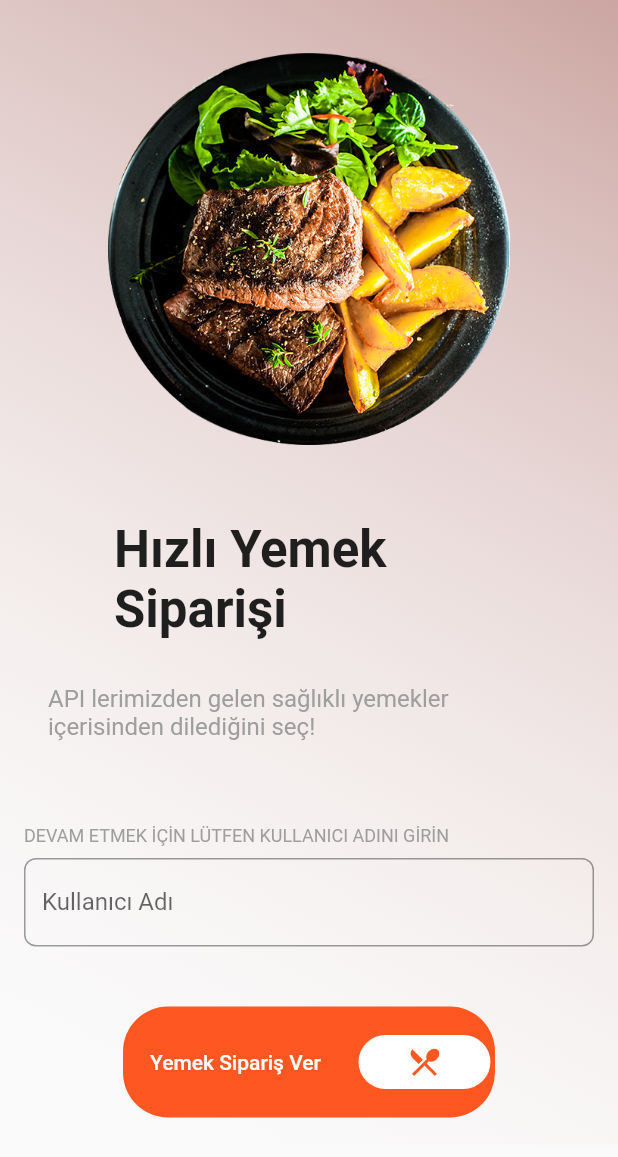
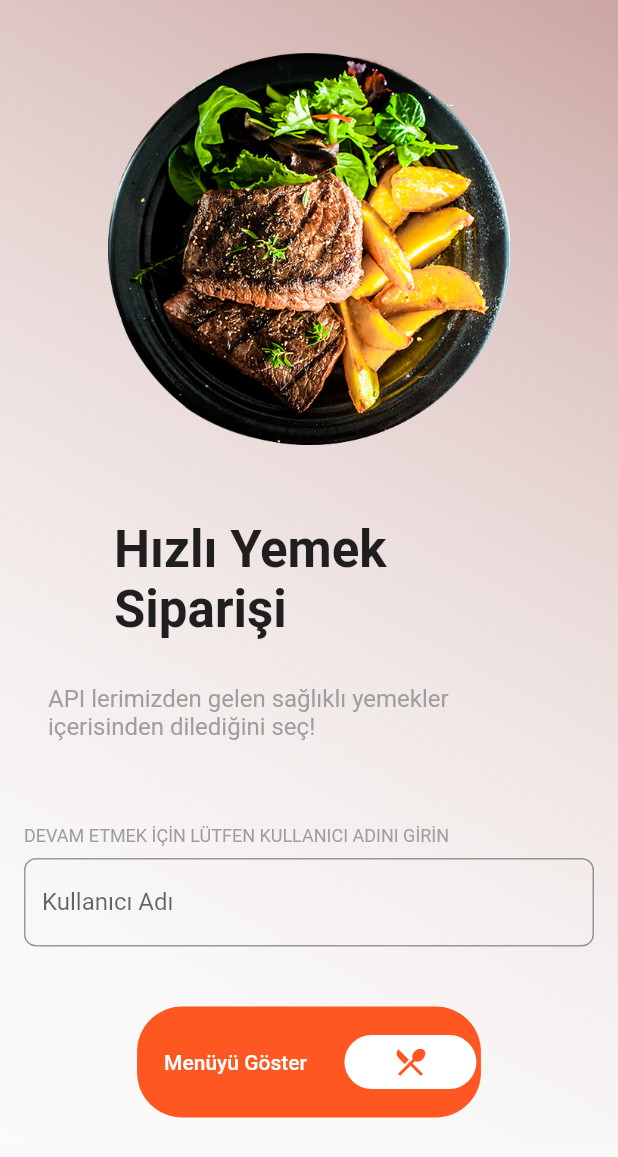
Before and after one commit to yavuzfk/flutter_food_order_app, a Flutter app: the screen it shows after launch, on a phone screen of 412 x 824 dp. Shown: the top 1157 px of the screen. Run offline on Flutter 3.47's test engine with Material 2 defaults, Android fonts, the phone set to English and light mode, and no system bars; our stand-ins replace dio, flutter_bloc.

Commit message:
model classes revised accoring to json serialization

```diff
--- a/lib/cubit/sepet_cubit.dart
+++ b/lib/cubit/sepet_cubit.dart
@@ -1,9 +1,9 @@
 import 'package:flutter_bloc/flutter_bloc.dart';
-import 'package:flutter_order_food_app/entitiy/sepet_model.dart';
+import 'package:flutter_order_food_app/entitiy/cart_model.dart';
 import 'package:flutter_order_food_app/repo/food_dao_repository.dart';
 
-class SepetCubit extends Cubit<List<Sepet>> {
-  SepetCubit():super(<Sepet>[]);
+class SepetCubit extends Cubit<List<Cart>> {
+  SepetCubit():super(<Cart>[]);
 
   var foodRepo = FoodDaoRepository();
 
--- a/lib/entitiy/sepet_answer.dart
+++ b/lib/entitiy/cart_answer.dart
@@ -1,13 +1,13 @@
 
-import 'package:flutter_order_food_app/entitiy/sepet_model.dart';
+import 'package:flutter_order_food_app/entitiy/cart_model.dart';
 class SepetAnswer{
-  List<Sepet> sepet;
+  List<Cart> sepet;
 
   SepetAnswer({required this.sepet});
 
   factory SepetAnswer.fromJson(Map<String, dynamic> json){
     var jsonArray = json['sepet_yemekler'] as List;
-    List<Sepet> sepet = jsonArray.map((jsonArrayNesnesi) => Sepet.fromJson(jsonArrayNesnesi)).toList();
+    List<Cart> sepet = jsonArray.map((jsonArrayNesnesi) => Cart.fromJson(jsonArrayNesnesi)).toList();
     return SepetAnswer(sepet: sepet);
   }
 }
--- /dev/null
+++ b/lib/entitiy/cart_model.dart
@@ -0,0 +1,40 @@
+class Cart {
+  final String cartFoodId;
+  final String foodName;
+  final String foodImageName;
+  final String foodPrice;
+  final String foodOrderCount;
+  final String userName;
+
+  Cart(this.cartFoodId, this.foodName, this.foodImageName, this.foodPrice,
+      this.foodOrderCount, this.userName);
+
+  Cart.fromJson(Map<String, dynamic> json)
+      : cartFoodId = json['sepet_yemek_id'],
+        foodName = json['yemek_adi'],
+        foodImageName = json['yemek_resim_adi'],
+        foodPrice = json['yemek_fiyat'],
+        foodOrderCount = json['yemek_siparis_adet'],
+        userName = json['kullanici_adi'];
+
+  Map<String, dynamic> toJson() => {
+    'sepet_yemek_id':cartFoodId,
+    'yemek_adi':foodName,
+    'yemek_resim_adi':foodImageName,
+    'yemek_fiyat':foodPrice,
+    'yemek_siparis_adet':foodOrderCount,
+    'kullanici_adi':userName,
+  };
+
+  // factory Sepet.fromJson(Map<String, dynamic> json){
+  //   return Sepet(
+  //       sepet_yemek_id: json['sepet_yemek_id'] as String ,
+  //       yemek_adi: json['yemek_adi'] as String,
+  //       yemek_resim_adi: json['yemek_resim_adi'] as String,
+  //       yemek_fiyat: json['yemek_fiyat'] as String,
+  //       yemek_siparis_adet: json['yemek_siparis_adet'] as String,
+  //       kullanici_adi: json['kullanici_adi'] as String
+  //   );
+  // }
+
+}
--- a/lib/entitiy/food_model.dart
+++ b/lib/entitiy/food_model.dart
@@ -1,20 +1,28 @@
 class Food {
-  String yemek_id;
-  String yemek_adi;
-  String yemek_resim_adi;
-  String yemek_fiyat;
+  final String foodId;
+  final String foodName;
+  final String foodImageName;
+  final String foodPrice;
 
-  Food(
-      {required this.yemek_id,
-      required this.yemek_adi,
-      required this.yemek_resim_adi,
-      required this.yemek_fiyat});
+  Food(this.foodId, this.foodName, this.foodImageName, this.foodPrice);
 
-  factory Food.fromJson(Map<String, dynamic> json) {
-    return Food(
-        yemek_id: json['yemek_id'] as String,
-        yemek_adi: json['yemek_adi'] as String,
-        yemek_resim_adi: json['yemek_resim_adi'] as String,
-        yemek_fiyat: json['yemek_fiyat'] as String);
-  }
+  Food.fromJson(Map<String, dynamic> json)
+      : foodId = json['yemek_id'],
+        foodName = json['yemek_adi'],
+        foodImageName = json['yemek_resim_adi'],
+        foodPrice = json['yemek_fiyat'];
+
+  Map<String, dynamic> toJson() => {
+        'yemek_id': foodId,
+        'yemek_adi': foodName,
+        'yemek_resim_adi': foodImageName,
+        'yemek_fiyat': foodPrice
+      };
 }
+// factory Food.fromJson(Map<String, dynamic> json) {
+//   return Food(
+//       yemek_id: json['yemek_id'] as String,
+//       yemek_adi: json['yemek_adi'] as String,
+//       yemek_resim_adi: json['yemek_resim_adi'] as String,
+//       yemek_fiyat: json['yemek_fiyat'] as String);
+// }
--- a/lib/entitiy/sepet_model.dart
+++ /dev/null
@@ -1,30 +0,0 @@
-class Sepet {
-  String sepet_yemek_id;
-  String yemek_adi;
-  String yemek_resim_adi;
-  String yemek_fiyat;
-  String yemek_siparis_adet;
-  String kullanici_adi;
-
-  Sepet(
-      {required this.sepet_yemek_id,
-      required this.yemek_adi,
-      required this.yemek_resim_adi,
-      required this.yemek_fiyat,
-      required this.yemek_siparis_adet,
-      required this.kullanici_adi});
-
-  factory Sepet.fromJson(Map<String, dynamic> json){
-    return Sepet(
-        sepet_yemek_id: json['sepet_yemek_id'] as String ,
-        yemek_adi: json['yemek_adi'] as String,
-        yemek_resim_adi: json['yemek_resim_adi'] as String,
-        yemek_fiyat: json['yemek_fiyat'] as String,
-        yemek_siparis_adet: json['yemek_siparis_adet'] as String,
-        kullanici_adi: json['kullanici_adi'] as String
-    );
-  }
-
-
-
-}
--- a/lib/repo/food_dao_repository.dart
+++ b/lib/repo/food_dao_repository.dart
@@ -3,8 +3,8 @@ import 'package:dio/dio.dart';
 import 'dart:convert';
 import 'package:flutter_order_food_app/entitiy/food_model.dart';
 import 'package:flutter_order_food_app/entitiy/food_answer.dart';
-import 'package:flutter_order_food_app/entitiy/sepet_answer.dart';
-import 'package:flutter_order_food_app/entitiy/sepet_model.dart';
+import 'package:flutter_order_food_app/entitiy/cart_answer.dart';
+import 'package:flutter_order_food_app/entitiy/cart_model.dart';
 import 'package:flutter_order_food_app/utilities/text_styles.dart';
 import 'package:flutter_order_food_app/utilities/string_items.dart';
 
@@ -13,7 +13,7 @@ class FoodDaoRepository with MyTextStyles {
     return FoodAnswer.fromJson(json.decode(answer)).food;
   }
 
-  List<Sepet> parseSepetAnswer(String answer) {
+  List<Cart> parseSepetAnswer(String answer) {
     return SepetAnswer.fromJson(json.decode(answer)).sepet;
   }
 
@@ -44,7 +44,7 @@ class FoodDaoRepository with MyTextStyles {
         "Yemek adı: $yemek_adi - Yemek resim adi: $yemek_resim_adi - yemek siparis adedi: $yemek_siparis_adet - kullanici: $kullanici_adi");
   }
 
-  Future<List<Sepet>> sepetiGetir(String kullanici_adi) async {
+  Future<List<Cart>> sepetiGetir(String kullanici_adi) async {
     var url = StringItems().sepettekileriGetirUrl;
     var veri = {"kullanici_adi": kullanici_adi};
     var cevap = await Dio().post(url, data: FormData.fromMap(veri));
--- a/lib/utilities/string_items.dart
+++ b/lib/utilities/string_items.dart
@@ -8,19 +8,22 @@ class StringItems {
       "http://kasimadalan.pe.hu/yemekler/sepettekiYemekleriGetir.php";
   final String sepettenYemekSilUrl =
       "http://kasimadalan.pe.hu/yemekler/sepettenYemekSil.php";
+  final String imagesMainPath = "http://kasimadalan.pe.hu/yemekler/resimler/";
 
   //Order Page
   final String alertTitle = "Sipariş Başarıyla Verildi!!";
   final String alertMessage =
       "Lokasyon eklemek için gereken feature eklenecektir.";
-  final String imagesMainPath = "http://kasimadalan.pe.hu/yemekler/resimler/";
-  final String deleteFoodMessage = "Ürünü sepetinizden silmek istediğinizden emin misiniz?";
+  final String deleteFoodMessage =
+      "Ürünü sepetinizden silmek istediğinizden emin misiniz?";
+  final String siparisButtonText = "Sipariş Ver";
 
   //Welcome Page
   final String welcomeTitle = "Hızlı Yemek Siparişi";
-  final String welcomeText = "API lerimizden gelen sağlıklı yemekler içerisinden dilediğini seç!";
-  final String userNameRequestMessage = "DEVAM ETMEK İÇİN LÜTFEN KULLANICI ADINI GİRİN";
-  final String welcomePageButtonText = "Yemek Sipariş Ver";
+  final String welcomeText =
+      "API lerimizden gelen sağlıklı yemekler içerisinden dilediğini seç!";
+  final String userNameRequestMessage =
+      "DEVAM ETMEK İÇİN LÜTFEN KULLANICI ADINI GİRİN";
+  final String welcomePageButtonText = "Menüyü Göster";
   final String welcomePageImagePath = "assets/food.png";
-
 }
--- a/lib/views/main_page/widgets/main_card_list.dart
+++ b/lib/views/main_page/widgets/main_card_list.dart
@@ -1,6 +1,7 @@
 import 'package:flutter/material.dart';
 import 'package:flutter_bloc/flutter_bloc.dart';
 import 'package:flutter_order_food_app/cubit/anasayfa_cubit.dart';
+import 'package:flutter_order_food_app/utilities/string_items.dart';
 import 'package:flutter_order_food_app/views/food_detail_page/food_detail_page.dart';
 import '../../../cubit/anasayfa_cubit.dart';
 import '../../../entitiy/food_model.dart';
@@ -42,7 +43,7 @@ class _MainCardListState extends State<MainCardList> {
                   itemCount: foodList.length,
                   itemBuilder: (BuildContext context, int index) {
                     var food = foodList[index];
-                    print(food.yemek_adi);
+                    print(food.foodName);
 
                     // bool deneme=false;
                     // if(food.yemek_adi == "Ayran" ||food.yemek_adi == "Fanta"){
@@ -55,17 +56,17 @@ class _MainCardListState extends State<MainCardList> {
                             context,
                             MaterialPageRoute(
                               builder: (context) => FoodDetail(
-                                  imagePath: food.yemek_resim_adi,
-                                  foodPrice: int.parse(food.yemek_fiyat),
-                                  foodName: food.yemek_adi,
+                                  imagePath: food.foodImageName,
+                                  foodPrice: int.parse(food.foodPrice),
+                                  foodName: food.foodName,
                                   userName: widget.userName),
                             ));
                       },
                       child: FoodCard(
                         imagePath:
-                            "http://kasimadalan.pe.hu/yemekler/resimler/${food.yemek_resim_adi}",
-                        foodName: food.yemek_adi,
-                        foodPrice: food.yemek_fiyat.toString(),
+                            StringItems().imagesMainPath + food.foodImageName,
+                        foodName: food.foodName,
+                        foodPrice: food.foodPrice.toString(),
                       ),
                     );
                   }),
--- a/lib/views/order_page/order_page.dart
+++ b/lib/views/order_page/order_page.dart
@@ -1,7 +1,7 @@
 import 'package:flutter/material.dart';
 import 'package:flutter_bloc/flutter_bloc.dart';
 import 'package:flutter_order_food_app/cubit/sepet_cubit.dart';
-import 'package:flutter_order_food_app/entitiy/sepet_model.dart';
+import 'package:flutter_order_food_app/entitiy/cart_model.dart';
 import 'package:flutter_order_food_app/utilities/color_items.dart';
 import 'package:flutter_order_food_app/utilities/string_items.dart';
 import 'package:flutter_order_food_app/utilities/style_items.dart';
@@ -63,7 +63,7 @@ class _OrderPageState extends State<OrderPage> with MyTextStyles {
                     children: [
                       Container(
                         height: 570,
-                        child: BlocBuilder<SepetCubit, List<Sepet>>(
+                        child: BlocBuilder<SepetCubit, List<Cart>>(
                             builder: (context, foodList) {
                               tutar = 0;
                               tutar = tutarHesapla(foodList);
@@ -88,7 +88,7 @@ class _OrderPageState extends State<OrderPage> with MyTextStyles {
                                                   BuildContext context,
                                                   int index) {
                                                 var food = foodList[index];
-                                                print(food.yemek_adi);
+                                                print(food.foodName);
                                                 return SizedBox(
                                                   // color: Colors.red,
                                                   child: Card(
@@ -102,19 +102,19 @@ class _OrderPageState extends State<OrderPage> with MyTextStyles {
                                                                 StringItems()
                                                                     .imagesMainPath +
                                                                     food
-                                                                        .yemek_resim_adi)),
+                                                                        .foodImageName)),
                                                         Row(
                                                           mainAxisAlignment: MainAxisAlignment
                                                               .spaceEvenly,
                                                           children: [
                                                             Text(
-                                                              food.yemek_adi,
+                                                              food.foodName,
                                                               style: MyTextStyles
                                                                   .headerText,
                                                             ),
                                                             Text(
                                                               "${food
-                                                                  .yemek_fiyat} TL ",
+                                                                  .foodPrice} TL ",
                                                               style: MyTextStyles
                                                                   .headerText,
                                                             ),
@@ -155,7 +155,7 @@ class _OrderPageState extends State<OrderPage> with MyTextStyles {
                  child: SimpleRoundIconButton2(
                    backgroundColor: ColorItems.orangeColor,
                    buttonText:  Text(
-                     StringItems().welcomePageButtonText,
+                     StringItems().siparisButtonText,
                      style: const TextStyle(color: Colors.white),
                    ),
                    icon: const Icon(Icons.payment),
@@ -169,8 +169,8 @@ class _OrderPageState extends State<OrderPage> with MyTextStyles {
     );
   }
 
-  Row IncrementButtonsRow(BuildContext context, Sepet food,
-      List<Sepet> foodList) {
+  Row IncrementButtonsRow(BuildContext context, Cart food,
+      List<Cart> foodList) {
     return Row(
       mainAxisAlignment: MainAxisAlignment.start,
       children: [
@@ -207,7 +207,7 @@ class _OrderPageState extends State<OrderPage> with MyTextStyles {
                   onPressed: () {
                     context
                         .read<SepetCubit>()
-                        .sepettenSil(food.sepet_yemek_id, food.kullanici_adi);
+                        .sepettenSil(food.cartFoodId, food.userName);
 
                     if (foodList.length == 1) {
                       setState(() {
@@ -228,8 +228,8 @@ class _OrderPageState extends State<OrderPage> with MyTextStyles {
 
   int tutarHesapla(List foodList) {
     for (int i = 0; i < foodList.length; i++) {
-      tutar += int.parse(foodList[i].yemek_fiyat) *
-          int.parse(foodList[i].yemek_siparis_adet);
+      tutar += int.parse(foodList[i].foodPrice) *
+          int.parse(foodList[i].foodOrderCount);
     }
     return tutar;
   }
--- a/lib/views/welcome_page/widgets/image_slider.dart
+++ b/lib/views/welcome_page/widgets/image_slider.dart
@@ -1,6 +1,7 @@
 import 'package:flutter/material.dart';
 import 'package:flutter_order_food_app/cubit/anasayfa_cubit.dart';
 import 'package:flutter_bloc/flutter_bloc.dart';
+import 'package:flutter_order_food_app/utilities/string_items.dart';
 import '../../../cubit/anasayfa_cubit.dart';
 import '../../../entitiy/food_model.dart';
 
@@ -32,7 +33,7 @@ class _ImageSliderState extends State<ImageSlider> {
                   itemCount: foodList.length,
                   itemBuilder: (context, index) {
                     var food = foodList[index];
-                    print(food.yemek_adi);
+                    print(food.foodName);
                     return Card(
                       elevation: 8,
                       shadowColor: Colors.red,
@@ -42,7 +43,7 @@ class _ImageSliderState extends State<ImageSlider> {
                               //width: 160,
                               height: 200,
                               child: Image.network(
-                                  "http://kasimadalan.pe.hu/yemekler/resimler/${food.yemek_resim_adi}")),
+                                  StringItems().imagesMainPath + food.foodImageName)),
                         ],
                       ),
                     );
```
